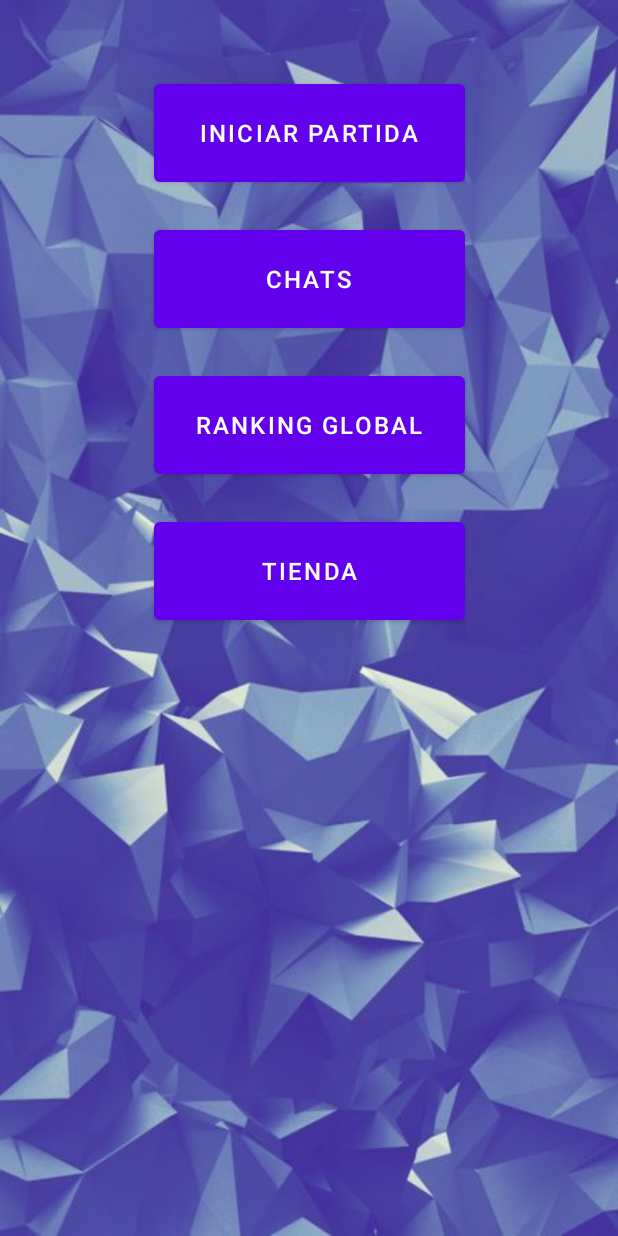
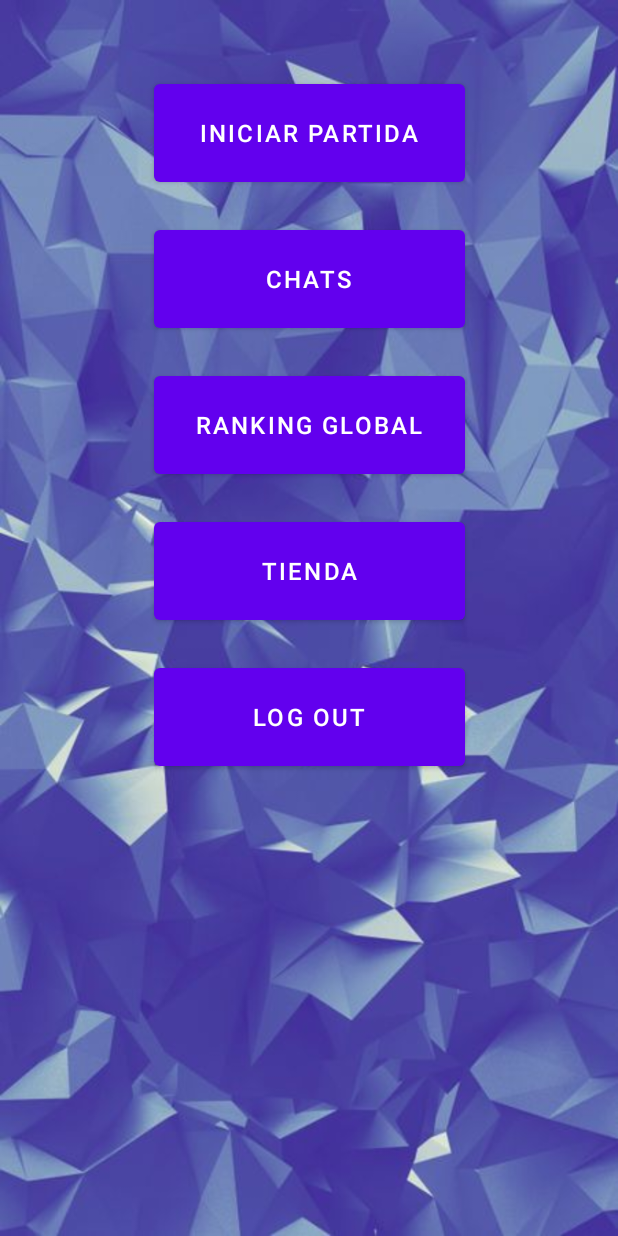
Before and after one commit to MikelArinaMarcos/androidAppDSAG6, an Android app: the PrincipalActivity screen opened directly, with no data from a screen before it, on a phone screen of 412 x 824 dp. Run offline under Robolectric (Android 15) with nearby library versions, the phone set to English and light mode, and no system bars; Roboto replaces fonts that are not available here.

Commit message:
Correccion botones activity_principal.xml

```diff
--- a/app/src/main/java/com/example/appproyecto/PrincipalActivity.java
+++ b/app/src/main/java/com/example/appproyecto/PrincipalActivity.java
@@ -21,7 +21,7 @@ public class PrincipalActivity extends AppCompatActivity {
     }
 
     private void configureLogoutButton() {
-        Button button = (Button) findViewById(R.id.button);
+        Button button = (Button) findViewById(R.id.button5);
         button.setOnClickListener(new View.OnClickListener() {
             @Override
             public void onClick(View view) {
--- a/app/src/main/java/com/example/appproyecto/tienda.java
+++ b/app/src/main/java/com/example/appproyecto/tienda.java
@@ -68,7 +68,7 @@ public class tienda extends AppCompatActivity {
                     }
                 }
         );
-         */
+        */
     }
     private void doApiCall() { //final SwipeRefreshLayout mySwipeRefreshLayout
         Swagger swagger = Swagger.retrofit.create(Swagger.class);
--- a/app/src/main/res/layout/activity_principal.xml
+++ b/app/src/main/res/layout/activity_principal.xml
@@ -6,6 +6,19 @@
     android:layout_height="match_parent"
     android:background="@drawable/fondo3"
     tools:context=".PrincipalActivity">
+
+    <Button
+        android:id="@+id/button"
+        android:layout_width="207dp"
+        android:layout_height="77dp"
+        android:layout_marginTop="20dp"
+        android:text="Log out"
+        android:textSize="16sp"
+        app:iconTint="@color/white"
+        app:layout_constraintEnd_toEndOf="parent"
+        app:layout_constraintStart_toStartOf="parent"
+        app:layout_constraintTop_toBottomOf="@+id/tienda"
+        app:rippleColor="#00FFFFFF" />
 
     <Button
         android:id="@+id/tienda"
@@ -38,14 +51,14 @@
         android:textSize="16sp"
         app:layout_constraintEnd_toEndOf="parent"
         app:layout_constraintStart_toStartOf="parent"
-        app:layout_constraintTop_toBottomOf="@+id/button" />
+        app:layout_constraintTop_toBottomOf="@+id/button5" />
 
     <Button
-        android:id="@+id/button"
+        android:id="@+id/button5"
         android:layout_width="207dp"
         android:layout_height="77dp"
         android:layout_marginTop="50dp"
-        android:text="Iniciar Partida"
+        android:text="Iniciar partida"
         android:textSize="16sp"
         app:iconTint="@color/white"
         app:layout_constraintEnd_toEndOf="parent"
```
